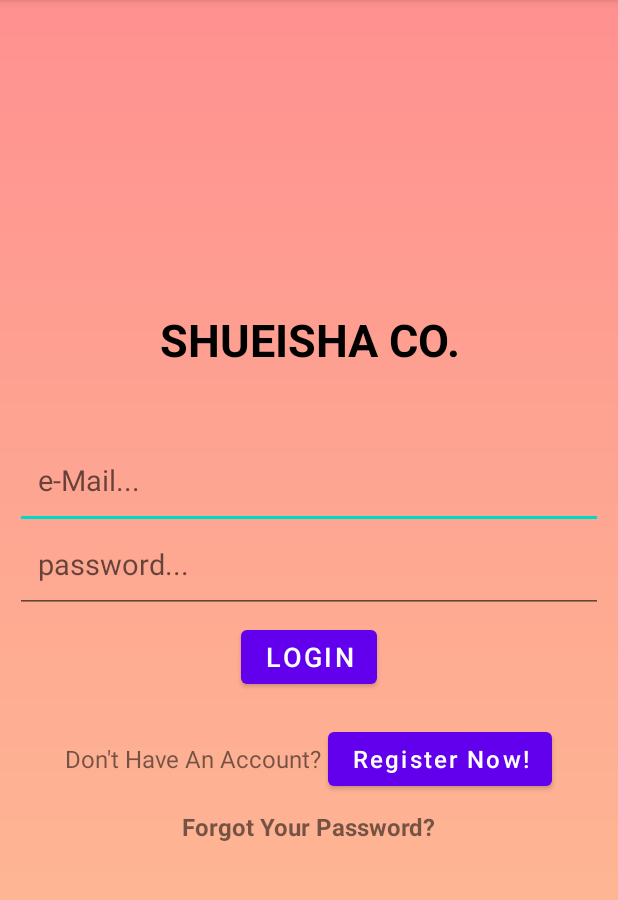
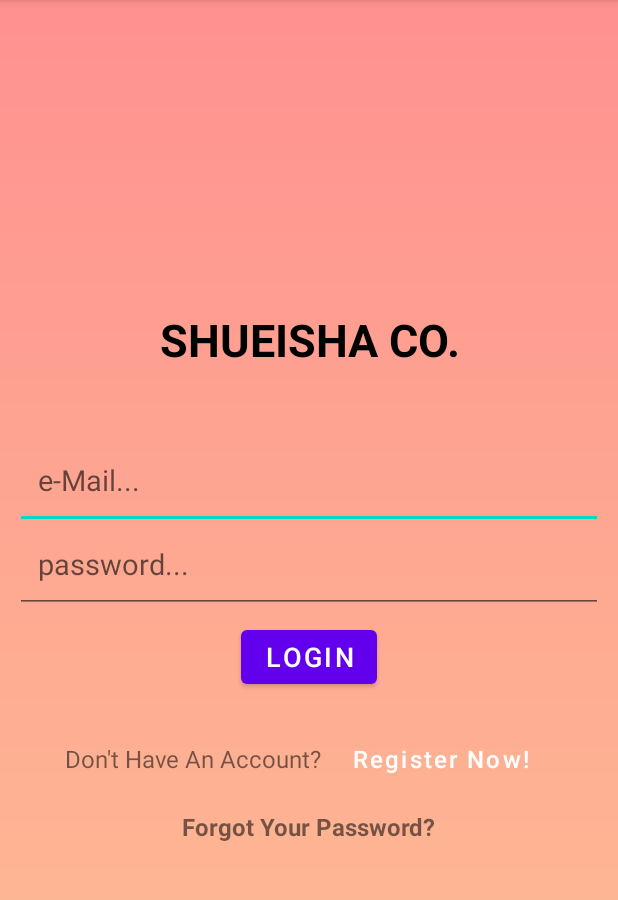
Before and after one commit to Cattosan/ProgAndro_71180266, an Android app: the screen it shows after launch (MainActivity), on a phone screen of 412 x 824 dp, the part 84-984 px from its top. Run offline under Robolectric (Android 15) with nearby library versions, the phone set to English and light mode, and no system bars.

Commit message:
Update pada login page

```diff
--- a/pertemuan4_71180266/app/src/main/res/layout/activity_main.xml
+++ b/pertemuan4_71180266/app/src/main/res/layout/activity_main.xml
@@ -81,7 +81,7 @@
             android:text="Register Now!"
             android:textSize="16sp"
             android:textAllCaps="false"
-            />
+            android:background="?android:attr/selectableItemBackground"/>
 
     </LinearLayout>
 
```
